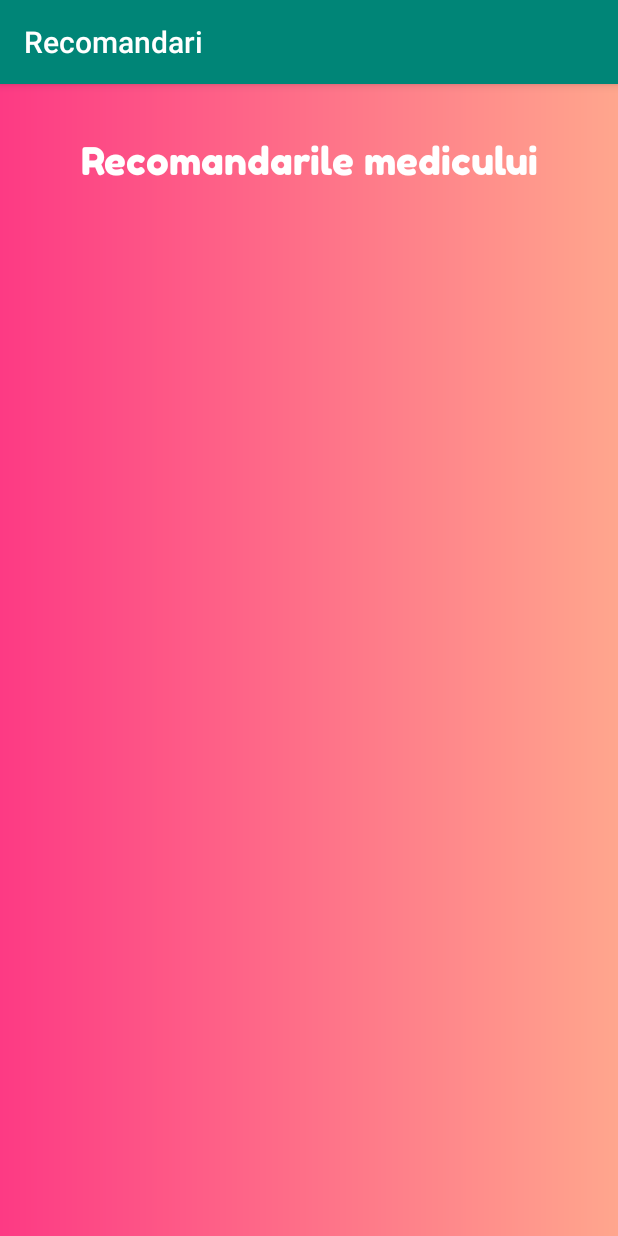
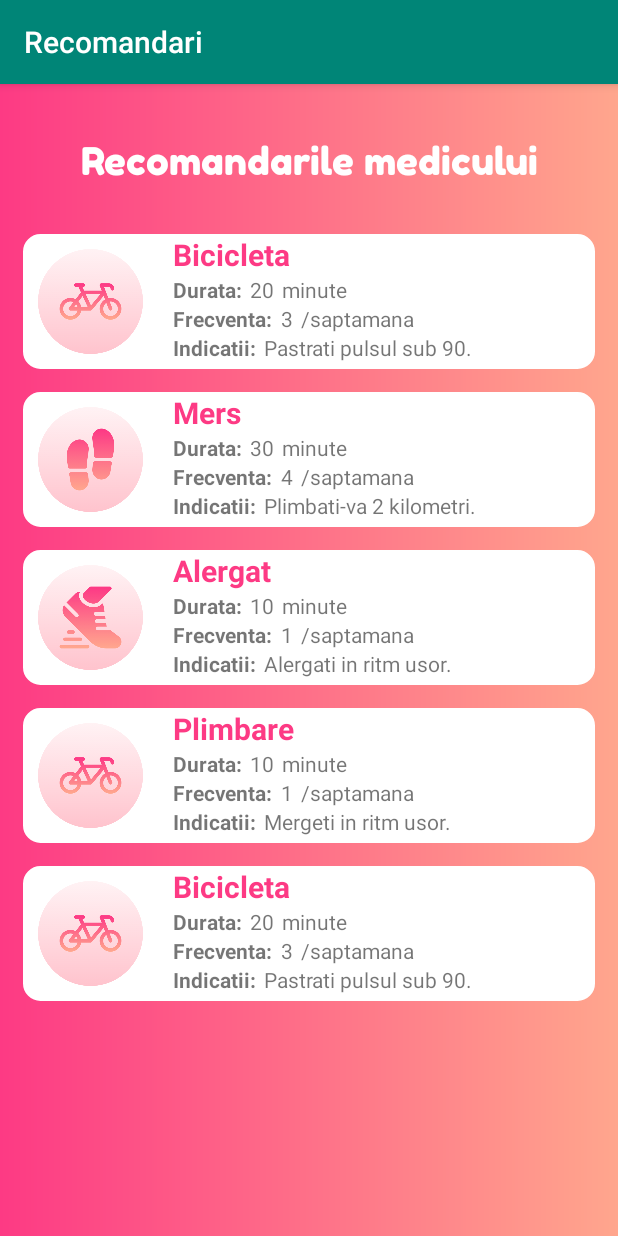
Before and after one commit to andraelise/proiect-master, an Android app: the RecomandariActivity screen opened directly, with no data from a screen before it, on a phone screen of 412 x 824 dp. Run offline under Robolectric (Android 15) with nearby library versions, the light colour scheme and no system bars.

Commit message:
UI pentru recomandari.

```diff
--- a/app/src/main/AndroidManifest.xml
+++ b/app/src/main/AndroidManifest.xml
@@ -12,8 +12,8 @@
         <activity android:name=".IstoricAlarmeActivity"></activity>
         <activity android:name=".ParametriiActivity" />
         <activity android:name=".CalendarActivity" />
+        <activity android:name=".ProfilActivity" />
         <activity android:name=".RecomandariActivity" />
-        <activity android:name=".ProfilActivity" />
         <activity android:name=".HomeActivity"
             android:theme="@style/Theme.MaterialComponents.Light.NoActionBar">
         </activity>
--- a/app/src/main/java/com/example/proiectmaster/RecomandariActivity.java
+++ b/app/src/main/java/com/example/proiectmaster/RecomandariActivity.java
@@ -1,20 +1,18 @@
 package com.example.proiectmaster;
+
+import android.os.Bundle;
+import android.widget.ListView;
 
 import androidx.appcompat.app.AppCompatActivity;
 
-import android.os.Bundle;
-import android.widget.ListAdapter;
-import android.widget.ListView;
-
 import com.example.proiectmaster.Models.Recomandare;
-import com.example.proiectmaster.Utils.RecomandariAdapter;
 
 import java.util.ArrayList;
 
 public class RecomandariActivity extends AppCompatActivity {
-//    private ListView listView;
-//    private RecomandariAdapter recomandariAdapter;
-//    private ArrayList<Recomandare> recomandariList = new ArrayList<>();
+    private ListView listView;
+    private RecomandariAdapter recomandariAdapter;
+    private ArrayList<Recomandare> recomandariList = new ArrayList<>();
 
     @Override
     protected void onCreate(Bundle savedInstanceState) {
@@ -22,16 +20,18 @@ public class RecomandariActivity extends AppCompatActivity {
         setContentView(R.layout.activity_recomandari);
         getSupportActionBar().setTitle("Recomandari");
 
-//        listView = findViewById(R.id.recomandariListView);
-//        displayList();
+        listView = findViewById(R.id.recomandariListView);
+        displayList();
     }
 
-//    private void displayList() {
-//        recomandariList.add(new Recomandare("Bicicleta", 20, 3, "Pastrati pulsul sub 90."));
-//        recomandariList.add(new Recomandare("Mers", 30, 4, "Plimbati-va 2 kilometri."));
-//        recomandariList.add(new Recomandare("Alergat", 10, 1, "Alergati in ritm usor."));
-//
-//        RecomandariAdapter = new RecomandariAdapter(this, recomandariList);
-//        listView.setAdapter((ListAdapter) recomandariList);
-//    }
+    private void displayList() {
+        recomandariList.add(new Recomandare("Bicicleta", 20, 3, "Pastrati pulsul sub 90."));
+        recomandariList.add(new Recomandare("Mers", 30, 4, "Plimbati-va 2 kilometri."));
+        recomandariList.add(new Recomandare("Alergat", 10, 1, "Alergati in ritm usor."));
+        recomandariList.add(new Recomandare("Plimbare", 10, 1, "Mergeti in ritm usor."));
+        recomandariList.add(new Recomandare("Bicicleta", 20, 3, "Pastrati pulsul sub 90."));
+
+        recomandariAdapter = new RecomandariAdapter(this, recomandariList);
+        listView.setAdapter(recomandariAdapter);
+    }
 }
--- /dev/null
+++ b/app/src/main/java/com/example/proiectmaster/RecomandariAdapter.java
@@ -0,0 +1,70 @@
+package com.example.proiectmaster;
+
+import android.content.Context;
+import android.view.LayoutInflater;
+import android.view.View;
+import android.view.ViewGroup;
+import android.widget.ArrayAdapter;
+import android.widget.ImageView;
+import android.widget.TextView;
+
+import androidx.annotation.NonNull;
+import androidx.annotation.Nullable;
+
+import com.example.proiectmaster.Models.Recomandare;
+
+import java.util.ArrayList;
+import java.util.List;
+
+public class RecomandariAdapter extends ArrayAdapter<Recomandare> {
+    private Context context;
+    private List<Recomandare> recomandariList = new ArrayList();
+
+    public RecomandariAdapter(@NonNull Context context, ArrayList<Recomandare> recomandariList) {
+        super(context, 0, recomandariList);
+        this.context = context;
+        this.recomandariList = recomandariList;
+    }
+
+    @NonNull
+    @Override
+    public View getView(int position, @Nullable View convertView, @NonNull ViewGroup parent) {
+        View listItem = convertView;
+        if(listItem == null) {
+            listItem = LayoutInflater.from(context).inflate(R.layout.recomandare_list_element,parent,false);
+        }
+
+        Recomandare currentRecomandare = recomandariList.get(position);
+
+        TextView tipActivitateTxt = (TextView) listItem.findViewById(R.id.activitateTxt);
+        tipActivitateTxt.setText(currentRecomandare.getTipActivitate());
+
+        TextView durataTxt = (TextView) listItem.findViewById(R.id.durataValTxt);
+        durataTxt.setText(Integer.toString(currentRecomandare.getDurata()));
+
+        TextView frecventaTxt = (TextView) listItem.findViewById(R.id.frecventaValTxt);
+        frecventaTxt.setText(Integer.toString(currentRecomandare.getFrecventa()));
+
+        TextView indicatiiTxt = (TextView) listItem.findViewById(R.id.indicatiiValTxt);
+        indicatiiTxt.setText(currentRecomandare.getIndicatii());
+
+        ImageView imageView = (ImageView) listItem.findViewById(R.id.recomandareImg);
+        String tipActivitate = currentRecomandare.getTipActivitate();
+        switch(tipActivitate) {
+            case "Bicicleta":
+                imageView.setBackground(context.getResources().getDrawable(R.drawable.bike));
+                break;
+            case "Mers":
+                imageView.setBackground(context.getResources().getDrawable(R.drawable.walk));
+                break;
+            case "Alergat":
+                imageView.setBackground(context.getResources().getDrawable(R.drawable.jogging));
+                break;
+            default:
+                imageView.setBackground(context.getResources().getDrawable(R.drawable.bike));
+                break;
+        }
+
+        return listItem;
+    }
+}
--- a/app/src/main/java/com/example/proiectmaster/Utils/RecomandariAdapter.java
+++ /dev/null
@@ -1,70 +0,0 @@
-package com.example.proiectmaster.Utils;
-
-import android.content.Context;
-import android.view.LayoutInflater;
-import android.view.View;
-import android.view.ViewGroup;
-import android.widget.ArrayAdapter;
-import android.widget.ImageView;
-import android.widget.TextView;
-
-import androidx.annotation.NonNull;
-import androidx.annotation.Nullable;
-
-import com.example.proiectmaster.Models.Recomandare;
-
-import java.util.ArrayList;
-import java.util.List;
-
-public class RecomandariAdapter extends ArrayAdapter<Recomandare> {
-    private Context context;
-    private List<Recomandare> recomandariList = new ArrayList();
-
-    public RecomandariAdapter(@NonNull Context context, ArrayList<Recomandare> recomandariList) {
-        super(context, 0, recomandariList);
-        this.context = context;
-        this.recomandariList = recomandariList;
-    }
-
-    @NonNull
-    @Override
-    public View getView(int position, @Nullable View convertView, @NonNull ViewGroup parent) {
-        View listItem = convertView;
-//        if(listItem == null) {
-//            listItem = LayoutInflater.from(context).inflate(R.layout.recomandare_list_element, parent, false);
-//        }
-//
-//        Recomandare currentRecomandare = recomandariList.get(position);
-//
-//        TextView tipActivitateTxt = (TextView) listItem.findViewById(R.id.activitateTxt);
-//        tipActivitateTxt.setText(currentRecomandare.getTipActivitate());
-//
-//        TextView durataTxt = (TextView) listItem.findViewById(R.id.durataValTxt);
-//        durataTxt.setText(currentRecomandare.getDurata());
-//
-//        TextView frecventaTxt = (TextView) listItem.findViewById(R.id.frecventaValTxt);
-//        frecventaTxt.setText(currentRecomandare.getFrecventa());
-//
-//        TextView indicatiiTxt = (TextView) listItem.findViewById(R.id.indicatiiValTxt);
-//        indicatiiTxt.setText(currentRecomandare.getIndicatii());
-//
-//        ImageView imageView = (ImageView) listItem.findViewById(R.id.recomandareImg);
-//        String tipActivitate = currentRecomandare.getTipActivitate();
-//        switch(tipActivitate) {
-//            case "Bicicleta":
-//                imageView.setBackground(context.getResources().getDrawable(R.drawable.bike));
-//                break;
-//            case "Mers":
-//                imageView.setBackground(context.getResources().getDrawable(R.drawable.walk));
-//                break;
-//            case "Alergat":
-//                imageView.setBackground(context.getResources().getDrawable(R.drawable.walk));
-//                break;
-//            default:
-//                imageView.setBackground(context.getResources().getDrawable(R.drawable.bike));
-//                break;
-//        }
-
-        return listItem;
-    }
-}
--- /dev/null
+++ b/app/src/main/res/drawable/layout_bg.xml
@@ -0,0 +1,7 @@
+<?xml version="1.0" encoding="UTF-8"?>
+<shape xmlns:android="http://schemas.android.com/apk/res/android">
+    <solid android:color="@color/colorWhite"/>
+    <stroke android:width="3dp" android:color="@color/colorWhite" />
+    <corners android:radius="10dp"/>
+    <padding android:left="0dp" android:top="0dp" android:right="0dp" android:bottom="0dp" />
+</shape>
--- a/app/src/main/res/layout/activity_recomandari.xml
+++ b/app/src/main/res/layout/activity_recomandari.xml
@@ -24,6 +24,7 @@
         android:layout_marginRight="15dp"
         android:layout_marginLeft="15dp"
         android:layout_marginTop="100dp"
+        android:layout_marginBottom="15dp"
         android:id="@+id/recomandariListView"
         android:layout_width="match_parent"
         android:layout_height="match_parent"
--- a/app/src/main/res/layout/recomandare_list_element.xml
+++ b/app/src/main/res/layout/recomandare_list_element.xml
@@ -3,9 +3,8 @@
     android:orientation="horizontal"
     android:layout_width="match_parent"
     android:layout_height="wrap_content"
-    android:background="@color/colorWhite"
+    android:background="@drawable/layout_bg">
     android:clickable="true"
-    android:onClick="clickedRecomandare"
     android:id="@+id/recomandare_main_linear_layout">
 
     <ImageView
@@ -58,7 +57,7 @@
                 android:text="30"/>
 
             <TextView
-                android:id="@+id/minuteTt"
+                android:id="@+id/minuteTxt"
                 android:layout_width="wrap_content"
                 android:layout_height="wrap_content"
                 android:layout_marginLeft="5dp"
```
Also changed, not shown: app/src/main/res/drawable/jogging.png (added).
